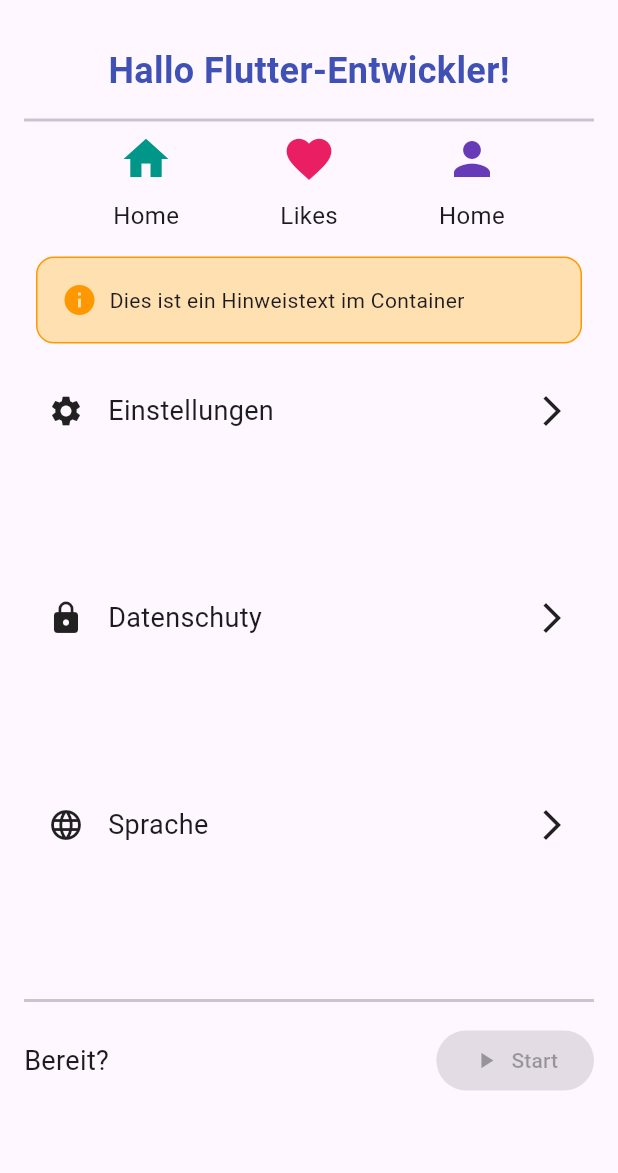
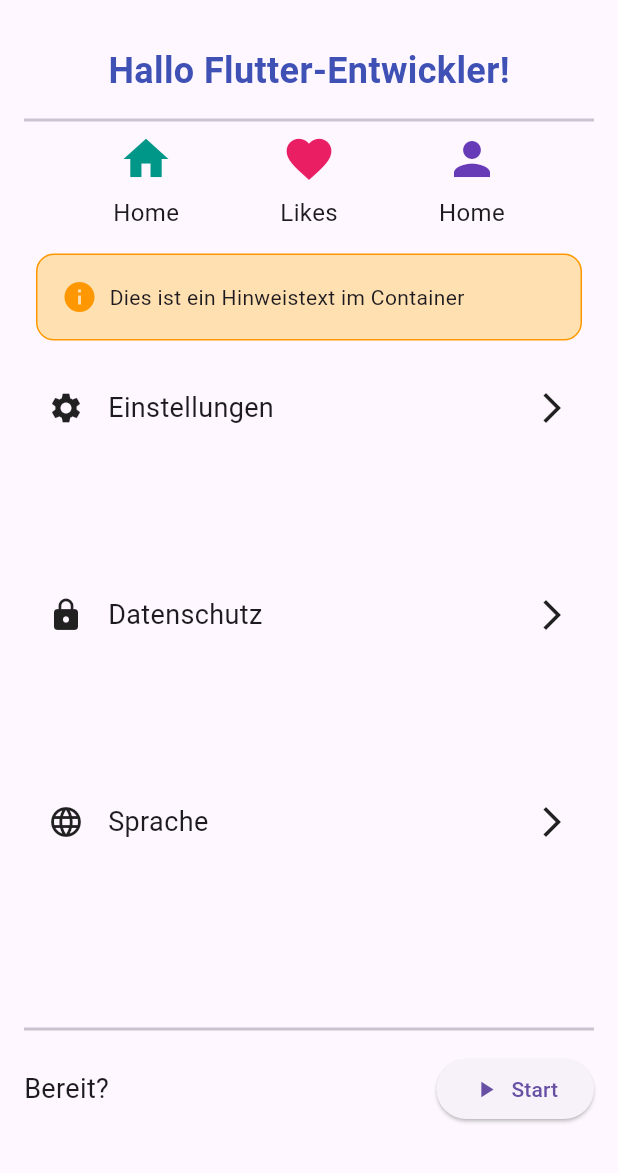
Before and after one commit to JLangbein/app-akademie-aufgaben, a Flutter app: the screen it shows after launch, on a phone screen of 412 x 824 dp, the part 63-1236 px from its top. Run offline on Flutter 3.47's test engine with Material 3 defaults, Android fonts, the phone set to English and light mode, and no system bars.

Commit message:
corrected spelling

```diff
--- a/tut_aufgabe_1/lib/main.dart
+++ b/tut_aufgabe_1/lib/main.dart
@@ -84,7 +84,7 @@ class MainApp extends StatelessWidget {
                 ),
               ),
               SubMenu(title: 'Einstellungen', icon: Icons.settings),
-              SubMenu(title: 'Datenschuty', icon: Icons.lock),
+              SubMenu(title: 'Datenschutz', icon: Icons.lock),
               SubMenu(title: 'Sprache', icon: Icons.language),
               BottomEntry(),
             ],
@@ -110,7 +110,7 @@ class IconWithText extends StatelessWidget {
   @override
   Widget build(BuildContext context) {
     return Column(
-      spacing: 8.0,
+      spacing: 6.0,
       mainAxisAlignment: MainAxisAlignment.center,
       children: [
         Icon(icon, color: color, size: 36.0),
@@ -155,19 +155,21 @@ class BottomEntry extends StatelessWidget {
 
   @override
   Widget build(BuildContext context) {
-    return Column(
+    return Expanded(
+      child: Column(
         mainAxisAlignment: MainAxisAlignment.end,
         children: [
           Divider(thickness: 2.0, indent: 8.0, endIndent: 8.0),
           Padding(
-          padding: const EdgeInsets.all(8.0),
+            padding: const EdgeInsets.fromLTRB(8.0, 8.0, 8.0, 24.0),
             child: Row(
               mainAxisAlignment: MainAxisAlignment.spaceBetween,
               crossAxisAlignment: CrossAxisAlignment.center,
               children: [
                 Text('Bereit?', style: TextStyle(fontSize: 18.0)),
                 ElevatedButton(
-                onPressed: null,
+                  onPressed: () {},
+                  style: ButtonStyle(),
                   child: Row(
                     mainAxisAlignment: MainAxisAlignment.center,
                     spacing: 8.0,
@@ -178,6 +180,7 @@ class BottomEntry extends StatelessWidget {
             ),
           ),
         ],
+      ),
     );
   }
 }
```
Lines whose indentation alone changed are shown as unchanged.
